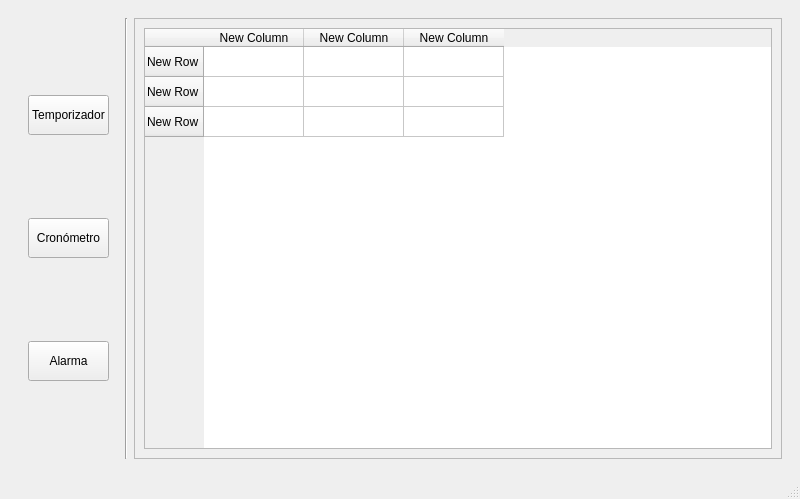
Old version of the form principal.ui in the repository gllerenamo/reloj-despertador.
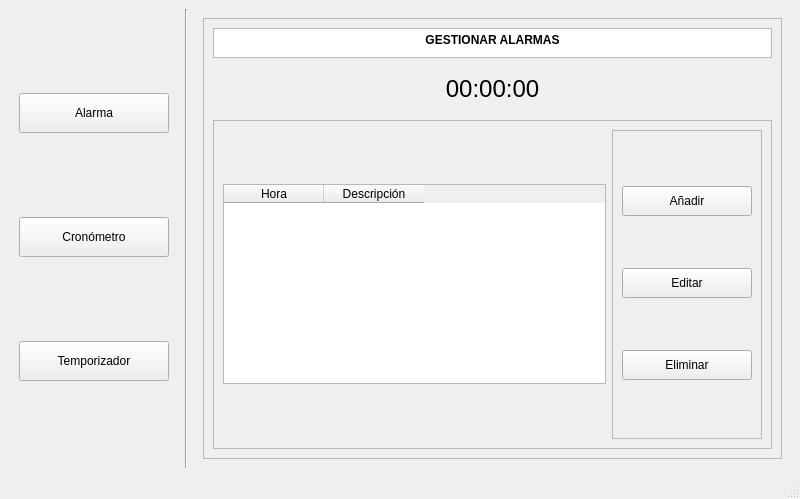
New version of the form. The open tabs and pages were chosen to show the change.

Commit message: Adicion de la vista de alarmas en la interfaz principal

What changed in the file:
```diff
--- a/principal.ui
+++ b/principal.ui
@@ -14,16 +14,12 @@
    <string>Principal</string>
   </property>
   <widget class="QWidget" name="centralwidget">
-   <layout class="QFormLayout" name="formLayout">
-    <item row="0" column="0" colspan="2">
-     <widget class="QStackedWidget" name="stackedWidget">
-      <property name="currentIndex">
+   <layout class="QGridLayout" name="gridLayout">
+    <item row="0" column="0">
+     <layout class="QVBoxLayout" name="verticalLayout" stretch="0,0,0">
+      <property name="spacing">
        <number>0</number>
       </property>
-      <widget class="QWidget" name="page">
-       <layout class="QHBoxLayout" name="horizontalLayout_2">
-        <item>
-         <layout class="QVBoxLayout" name="verticalLayout">
           <property name="leftMargin">
            <number>10</number>
           </property>
@@ -37,33 +33,7 @@
            <widget class="QPushButton" name="pushButton_2">
             <property name="minimumSize">
              <size>
-              <width>0</width>
-              <height>40</height>
-             </size>
-            </property>
-            <property name="text">
-             <string>Temporizador</string>
-            </property>
-           </widget>
-          </item>
-          <item>
-           <widget class="QPushButton" name="pushButton_3">
-            <property name="minimumSize">
-             <size>
-              <width>0</width>
-              <height>40</height>
-             </size>
-            </property>
-            <property name="text">
-             <string>Cronómetro</string>
-            </property>
-           </widget>
-          </item>
-          <item>
-           <widget class="QPushButton" name="pushButton">
-            <property name="minimumSize">
-             <size>
-              <width>0</width>
+          <width>150</width>
               <height>40</height>
              </size>
             </property>
@@ -72,15 +42,48 @@
             </property>
            </widget>
           </item>
-         </layout>
-        </item>
-        <item>
+      <item>
+       <widget class="QPushButton" name="cronometro_button">
+        <property name="minimumSize">
+         <size>
+          <width>0</width>
+          <height>40</height>
+         </size>
+        </property>
+        <property name="text">
+         <string>Cronómetro</string>
+        </property>
+       </widget>
+      </item>
+      <item>
+       <widget class="QPushButton" name="temporizador_button">
+        <property name="minimumSize">
+         <size>
+          <width>0</width>
+          <height>40</height>
+         </size>
+        </property>
+        <property name="text">
+         <string>Temporizador</string>
+        </property>
+       </widget>
+      </item>
+     </layout>
+    </item>
+    <item row="0" column="1">
          <widget class="Line" name="line">
           <property name="orientation">
            <enum>Qt::Orientation::Vertical</enum>
           </property>
          </widget>
         </item>
+    <item row="0" column="2">
+     <widget class="QStackedWidget" name="stackedWidget">
+      <property name="currentIndex">
+       <number>1</number>
+      </property>
+      <widget class="QWidget" name="page">
+       <layout class="QHBoxLayout" name="horizontalLayout_2">
         <item>
          <widget class="QFrame" name="frame">
           <property name="frameShape">
@@ -89,39 +92,144 @@
           <property name="frameShadow">
            <enum>QFrame::Shadow::Raised</enum>
           </property>
+          <layout class="QVBoxLayout" name="verticalLayout_2">
+           <item>
+            <widget class="QTextBrowser" name="textBrowser">
+             <property name="maximumSize">
+              <size>
+               <width>16777215</width>
+               <height>30</height>
+              </size>
+             </property>
+             <property name="html">
+              <string>&lt;!DOCTYPE HTML PUBLIC &quot;-//W3C//DTD HTML 4.0//EN&quot; &quot;http://www.w3.org/TR/REC-html40/strict.dtd&quot;&gt;
+&lt;html&gt;&lt;head&gt;&lt;meta name=&quot;qrichtext&quot; content=&quot;1&quot; /&gt;&lt;meta charset=&quot;utf-8&quot; /&gt;&lt;style type=&quot;text/css&quot;&gt;
+p, li { white-space: pre-wrap; }
+hr { height: 1px; border-width: 0; }
+li.unchecked::marker { content: &quot;\2610&quot;; }
+li.checked::marker { content: &quot;\2612&quot;; }
+&lt;/style&gt;&lt;/head&gt;&lt;body style=&quot; font-family:'Segoe UI'; font-size:9pt; font-weight:400; font-style:normal;&quot;&gt;
+&lt;p align=&quot;center&quot; style=&quot; margin-top:0px; margin-bottom:0px; margin-left:0px; margin-right:0px; -qt-block-indent:0; text-indent:0px;&quot;&gt;&lt;span style=&quot; font-weight:700;&quot;&gt;GESTIONAR ALARMAS&lt;/span&gt;&lt;/p&gt;&lt;/body&gt;&lt;/html&gt;</string>
+             </property>
+            </widget>
+           </item>
+           <item>
+            <widget class="QLabel" name="hora_label">
+             <property name="maximumSize">
+              <size>
+               <width>16777215</width>
+               <height>50</height>
+              </size>
+             </property>
+             <property name="font">
+              <font>
+               <pointsize>18</pointsize>
+              </font>
+             </property>
+             <property name="layoutDirection">
+              <enum>Qt::LayoutDirection::RightToLeft</enum>
+             </property>
+             <property name="text">
+              <string>00:00:00</string>
+             </property>
+             <property name="alignment">
+              <set>Qt::AlignmentFlag::AlignCenter</set>
+             </property>
+            </widget>
+           </item>
+           <item>
+            <widget class="QFrame" name="frame_2">
+             <property name="frameShape">
+              <enum>QFrame::Shape::StyledPanel</enum>
+             </property>
+             <property name="frameShadow">
+              <enum>QFrame::Shadow::Raised</enum>
+             </property>
           <layout class="QHBoxLayout" name="horizontalLayout">
-           <item>
-            <widget class="QTableWidget" name="tableWidget">
-             <row>
-              <property name="text">
-               <string>New Row</string>
-              </property>
-             </row>
-             <row>
-              <property name="text">
-               <string>New Row</string>
-              </property>
-             </row>
-             <row>
-              <property name="text">
-               <string>New Row</string>
-              </property>
-             </row>
+              <item alignment="Qt::AlignmentFlag::AlignVCenter">
+               <widget class="QTableWidget" name="alarmas_table">
+                <property name="minimumSize">
+                 <size>
+                  <width>0</width>
+                  <height>200</height>
+                 </size>
+                </property>
+                <attribute name="horizontalHeaderDefaultSectionSize">
+                 <number>100</number>
+                </attribute>
+                <attribute name="verticalHeaderVisible">
+                 <bool>false</bool>
+                </attribute>
              <column>
               <property name="text">
-               <string>New Column</string>
+                  <string>Hora</string>
               </property>
              </column>
              <column>
               <property name="text">
-               <string>New Column</string>
-              </property>
-             </column>
-             <column>
+                  <string>Descripción</string>
+                 </property>
+                </column>
+               </widget>
+              </item>
+              <item>
+               <widget class="QFrame" name="frame_3">
+                <property name="minimumSize">
+                 <size>
+                  <width>150</width>
+                  <height>0</height>
+                 </size>
+                </property>
+                <property name="frameShape">
+                 <enum>QFrame::Shape::StyledPanel</enum>
+                </property>
+                <property name="frameShadow">
+                 <enum>QFrame::Shadow::Raised</enum>
+                </property>
+                <layout class="QVBoxLayout" name="verticalLayout_4">
+                 <item>
+                  <widget class="QPushButton" name="add_button">
+                   <property name="minimumSize">
+                    <size>
+                     <width>0</width>
+                     <height>30</height>
+                    </size>
+                   </property>
               <property name="text">
-               <string>New Column</string>
-              </property>
-             </column>
+                    <string>Añadir</string>
+                   </property>
+                  </widget>
+                 </item>
+                 <item>
+                  <widget class="QPushButton" name="edit_button">
+                   <property name="minimumSize">
+                    <size>
+                     <width>0</width>
+                     <height>30</height>
+                    </size>
+                   </property>
+                   <property name="text">
+                    <string>Editar</string>
+                   </property>
+                  </widget>
+                 </item>
+                 <item>
+                  <widget class="QPushButton" name="delete_button">
+                   <property name="minimumSize">
+                    <size>
+                     <width>0</width>
+                     <height>30</height>
+                    </size>
+                   </property>
+                   <property name="text">
+                    <string>Eliminar</string>
+                   </property>
+                  </widget>
+                 </item>
+                </layout>
+               </widget>
+              </item>
+             </layout>
             </widget>
            </item>
           </layout>
```
Left out of the diff: 3 changed lines with no effect on the pictures. Lines whose indentation alone changed are shown as unchanged. The commit also changes 45 other files.
